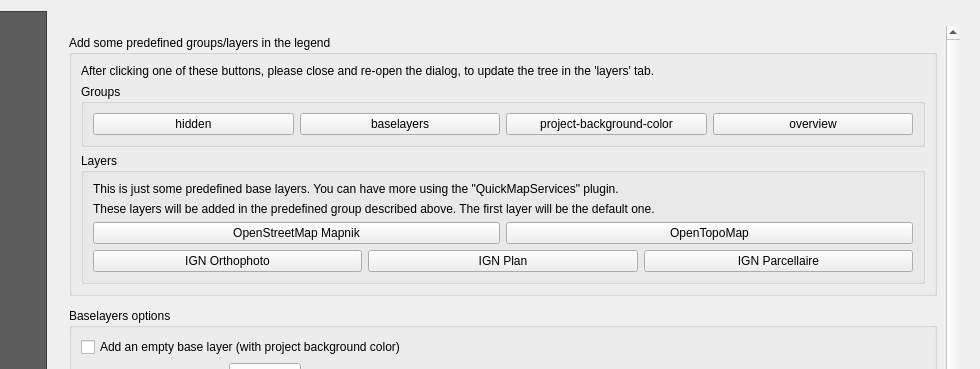
The window that lizmap/resources/ui/ui_lizmap.ui (3liz/lizmap-plugin) describes before a commit, drawn with Qt 5; both pictures show x 220 to 1200 and y 0 to 369 of the 1200 by 900 pixel window.
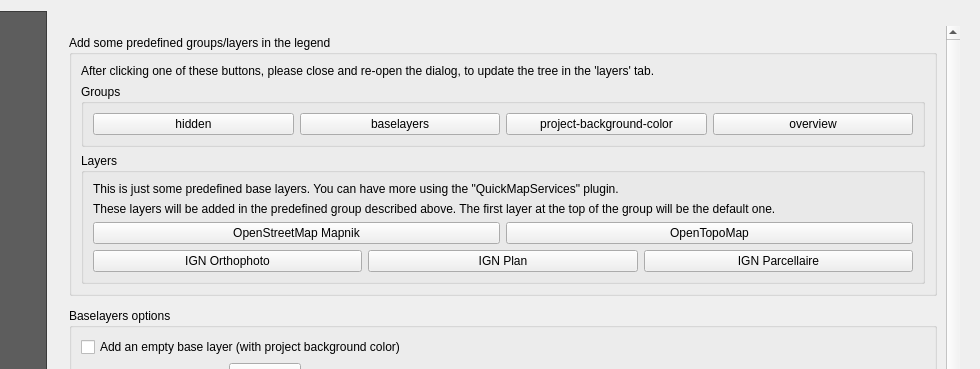
The same window after the commit. The open tabs and pages were chosen to show the change. Custom widgets are drawn as their Qt base class.

```diff
--- a/lizmap/resources/ui/ui_lizmap.ui
+++ b/lizmap/resources/ui/ui_lizmap.ui
@@ -2210,7 +2210,10 @@
                      <item>
                       <widget class="QLabel" name="label_4">
                        <property name="text">
-                        <string>These layers will be added in the predefined group described above. The first layer will be the default one.</string>
+                        <string>These layers will be added in the predefined group described above. The first layer at the top of the group will be the default one.</string>
+                       </property>
+                       <property name="wordWrap">
+                        <bool>true</bool>
                        </property>
                       </widget>
                      </item>
```
Left out of the diff: 2 changed lines with no effect on the pictures.
